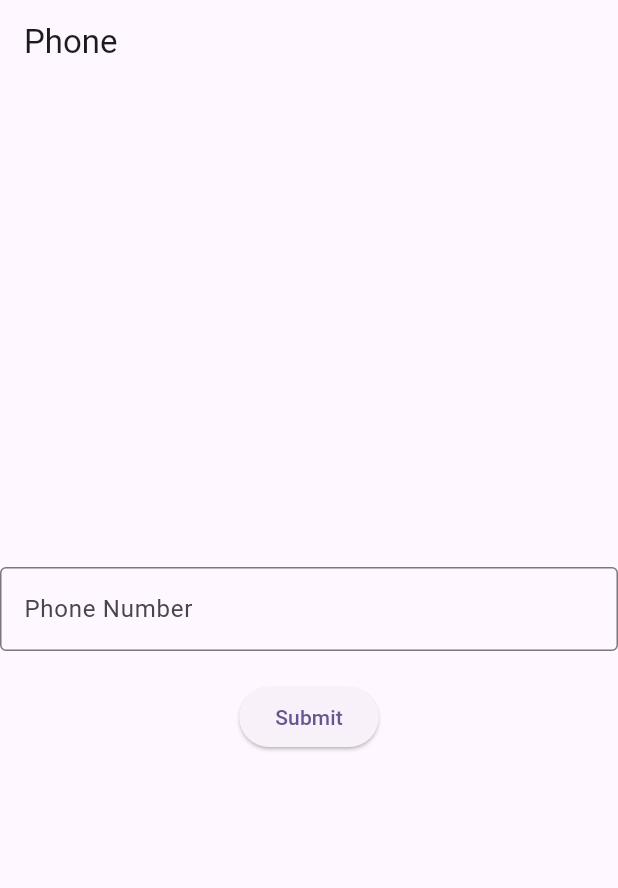
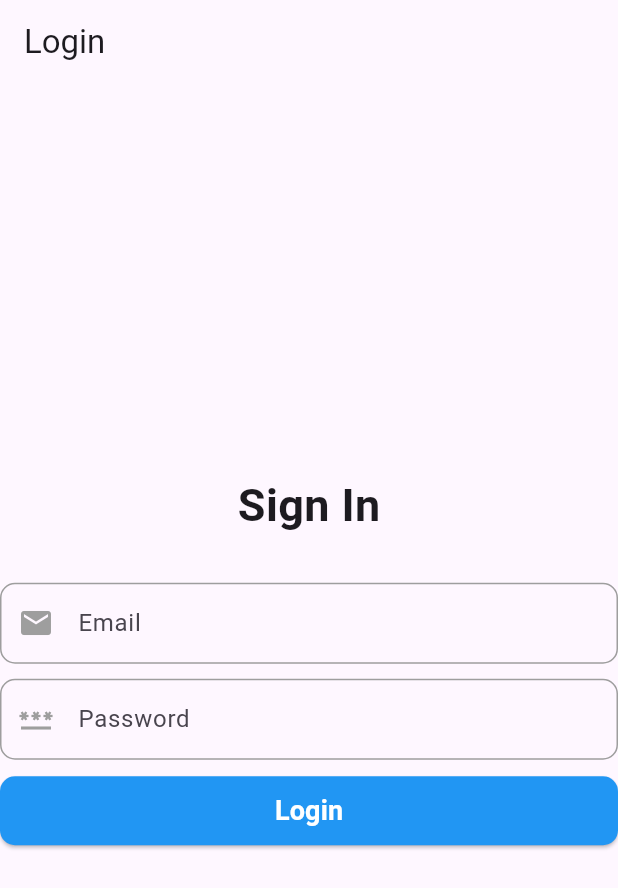
Before and after one commit to rabnawaz73/firebasetut, a Flutter app: the screen it shows after launch, on a phone screen of 412 x 824 dp. Shown: the top 888 px of the screen. Run offline on Flutter 3.47's test engine with Material 3 defaults, Android fonts, the phone set to English and light mode, and no system bars; our stand-ins replace firebase_auth, firebase_core; accounts and stored records are empty.

Commit message:
Addid UI Screen For Email_Password_Verification

```diff
--- /dev/null
+++ b/lib/Email_Password_Verification/Login_Signin_Screen.dart
@@ -0,0 +1,103 @@
+import 'package:flutter/foundation.dart';
+import 'package:flutter/material.dart';
+import 'package:flutter/widgets.dart';
+
+class Login_Screen extends StatefulWidget {
+  const Login_Screen({super.key});
+
+  @override
+  State<Login_Screen> createState() => _Login_ScreenState();
+}
+
+class _Login_ScreenState extends State<Login_Screen> {
+  @override
+  Widget build(BuildContext context) {
+    return Scaffold(
+      appBar: AppBar(
+        title: const Text('Login'),
+      ),
+      body: Center(
+        child: Column(
+          mainAxisAlignment: MainAxisAlignment.center,
+          children: [
+            const Text('Sign In',style: TextStyle(fontSize: 30, fontWeight: FontWeight.bold),),
+            const SizedBox(height: 30,),
+
+            TextField(
+              decoration: InputDecoration(
+                labelText: 'Email',
+                border: OutlineInputBorder(
+                  borderRadius: BorderRadius.circular(10.0),
+                  borderSide: BorderSide(color: Colors.grey, width: 1.0),
+          ),
+                focusedBorder: OutlineInputBorder(
+                  borderRadius: BorderRadius.circular(10.0),
+                  borderSide: BorderSide(color: Colors.blue, width: 2.0),
+          ),
+                enabledBorder: OutlineInputBorder(
+                  borderRadius: BorderRadius.circular(10.0),
+                  borderSide: BorderSide(color: Colors.grey, width: 1.0),
+          ),
+                prefixIcon:const Icon(
+                                Icons.email,
+                                color: Colors.grey,
+                              ),
+                contentPadding: EdgeInsets.symmetric(horizontal: 20.0, vertical: 15.0),
+              ),
+
+            ),
+
+            const SizedBox(height: 10,),
+
+            TextField(
+              decoration: InputDecoration(
+                labelText: 'Password',
+                border: OutlineInputBorder(
+                  borderRadius: BorderRadius.circular(10.0),
+                  borderSide: BorderSide(color: Colors.grey, width: 1.0),
+          ),
+                focusedBorder: OutlineInputBorder(
+                  borderRadius: BorderRadius.circular(10.0),
+                  borderSide: BorderSide(color: Colors.blue, width: 2.0),
+          ),
+                enabledBorder: OutlineInputBorder(
+                  borderRadius: BorderRadius.circular(10.0),
+                  borderSide: BorderSide(color: Colors.grey, width: 1.0),
+          ),
+                prefixIcon:const Icon(
+                                Icons.password,
+                                color: Colors.grey,
+                              ),
+                contentPadding: EdgeInsets.symmetric(horizontal: 20.0, vertical: 15.0),
+              ),
+            ),
+            const SizedBox(height: 10,),
+            SizedBox(
+              width: MediaQuery.of(context).size.width,
+              child: ElevatedButton(
+                onPressed: () {
+                  // Handle button press
+                },
+                style: ElevatedButton.styleFrom(
+                  foregroundColor: Colors.white, backgroundColor: Colors.blue, // Text color
+                  padding: EdgeInsets.symmetric(horizontal: 20.0, vertical: 10.0), // Button padding
+                  shape: RoundedRectangleBorder(
+                    borderRadius: BorderRadius.circular(10.0), // Rounded corners
+                  ),
+                ),
+                child:const Text(
+                  'Login',
+                  style: TextStyle(
+                    fontSize: 18.0, // Text size
+                    fontWeight: FontWeight.bold, // Bold text
+                  ),
+                ),
+              ),
+            ),
+
+  ]
+      ),
+      ),
+    );
+  }
+}
--- a/lib/phone.dart
+++ b/lib/OTP_Verification/otpphone.dart
@@ -1,4 +1,4 @@
-import 'package:firebasetut/optpScreen.dart';
+import 'package:firebasetut/OTP_Verification/optpScreen.dart';
 import 'package:flutter/foundation.dart';
 import 'package:flutter/material.dart';
 import 'package:flutter/widgets.dart';
--- a/lib/main.dart
+++ b/lib/main.dart
@@ -1,4 +1,5 @@
-import 'package:firebasetut/phone.dart';
+import 'package:firebasetut/Email_Password_Verification/Login_Signin_Screen.dart';
+import 'package:firebasetut/OTP_Verification/otpphone.dart';
 import 'package:flutter/material.dart';
 import 'package:firebase_core/firebase_core.dart';
 import 'firebase_options.dart';
@@ -23,7 +24,7 @@ class MyApp extends StatelessWidget {
         colorScheme: ColorScheme.fromSeed(seedColor: Colors.deepPurple),
         useMaterial3: true,
       ),
-      home:  const Phone(),
+      home:  const Login_Screen(),
     );
   }
 }
```
Also changed, not shown: lib/OTP_Verification/optpScreen.dart (renamed from lib/optpScreen.dart).
